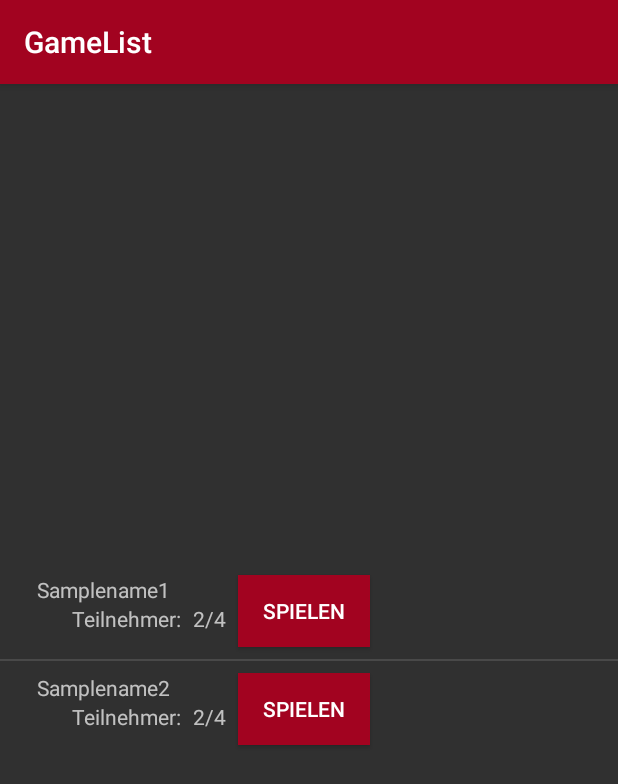
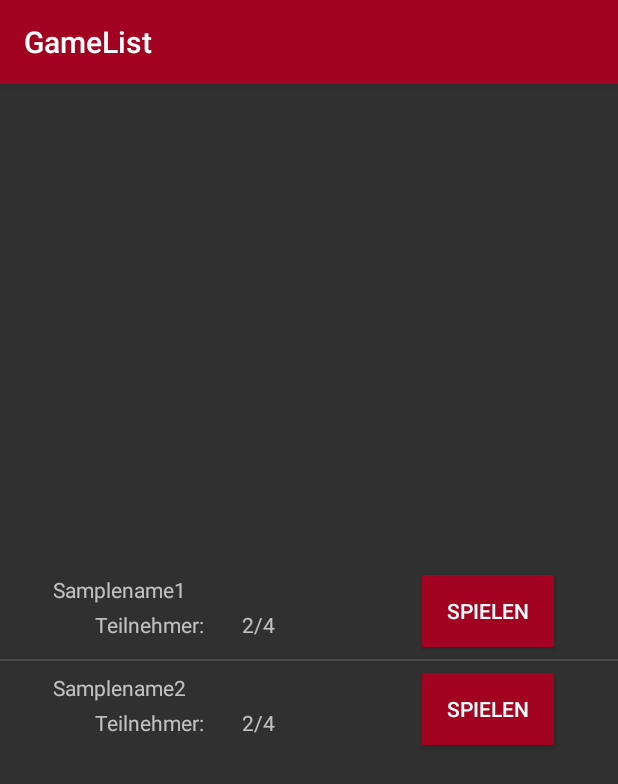
Before and after one commit to s1lobnig/DI-4_ScotlandYard, an Android app: the GameList screen opened directly, with no data from a screen before it, on a phone screen of 412 x 824 dp. Shown: the top 784 px of the screen. Run offline under Robolectric (Android 15) with nearby library versions, the phone set to English and light mode, and no system bars.

Commit message:
Layout game item - constraints adapted

```diff
--- a/app/src/main/res/layout/game_item.xml
+++ b/app/src/main/res/layout/game_item.xml
@@ -10,19 +10,18 @@
         android:id="@+id/btnPlayGame"
         android:layout_width="wrap_content"
         android:layout_height="wrap_content"
-        android:layout_marginStart="8dp"
-        android:layout_marginLeft="8dp"
+        android:layout_marginStart="90dp"
+        android:layout_marginLeft="90dp"
         android:layout_marginTop="8dp"
-        android:layout_marginEnd="8dp"
-        android:layout_marginRight="8dp"
+        android:layout_marginEnd="44dp"
+        android:layout_marginRight="44dp"
         android:layout_marginBottom="8dp"
         android:background="@color/colorPrimary"
         android:text="spielen"
         android:textColor="@color/colorText"
         app:layout_constraintBottom_toBottomOf="parent"
         app:layout_constraintEnd_toEndOf="parent"
-        app:layout_constraintHorizontal_bias="0.9"
-        app:layout_constraintStart_toStartOf="parent"
+        app:layout_constraintStart_toEndOf="@+id/txtMemberCount"
         app:layout_constraintTop_toTopOf="parent"
         app:layout_constraintVertical_bias="0.00999999" />
 
@@ -30,16 +29,15 @@
         android:id="@+id/txtgameName"
         android:layout_width="wrap_content"
         android:layout_height="wrap_content"
-        android:layout_marginStart="8dp"
-        android:layout_marginLeft="8dp"
+        android:layout_marginStart="44dp"
+        android:layout_marginLeft="44dp"
         android:layout_marginTop="8dp"
-        android:layout_marginEnd="8dp"
-        android:layout_marginRight="8dp"
+        android:layout_marginEnd="165dp"
+        android:layout_marginRight="165dp"
         android:layout_marginBottom="8dp"
         android:text="Spielname"
         app:layout_constraintBottom_toBottomOf="parent"
-        app:layout_constraintEnd_toEndOf="parent"
-        app:layout_constraintHorizontal_bias="0.1"
+        app:layout_constraintEnd_toStartOf="@+id/btnPlayGame"
         app:layout_constraintStart_toStartOf="parent"
         app:layout_constraintTop_toTopOf="parent"
         app:layout_constraintVertical_bias="0.00999999" />
@@ -48,15 +46,15 @@
         android:id="@+id/txtMembers"
         android:layout_width="wrap_content"
         android:layout_height="wrap_content"
-        android:layout_marginStart="8dp"
-        android:layout_marginLeft="8dp"
-        android:layout_marginEnd="8dp"
-        android:layout_marginRight="8dp"
+        android:layout_marginStart="64dp"
+        android:layout_marginLeft="64dp"
+        android:layout_marginTop="4dp"
+        android:layout_marginEnd="17dp"
+        android:layout_marginRight="17dp"
         android:layout_marginBottom="8dp"
         android:text="Teilnehmer:"
         app:layout_constraintBottom_toBottomOf="parent"
-        app:layout_constraintEnd_toEndOf="parent"
-        app:layout_constraintHorizontal_bias="0.22"
+        app:layout_constraintEnd_toStartOf="@+id/txtMemberCount"
         app:layout_constraintStart_toStartOf="parent"
         app:layout_constraintTop_toBottomOf="@+id/txtgameName"
         app:layout_constraintVertical_bias="0.0" />
--- a/app/src/main/res/values/colors.xml
+++ b/app/src/main/res/values/colors.xml
@@ -4,4 +4,5 @@
     <color name="colorPrimaryDark">#000000</color>
     <color name="colorAccent">#D81B60</color>
     <color name="colorText">#FFFFFF</color>
+    <color name="background">#ffffff</color>
 </resources>
```
